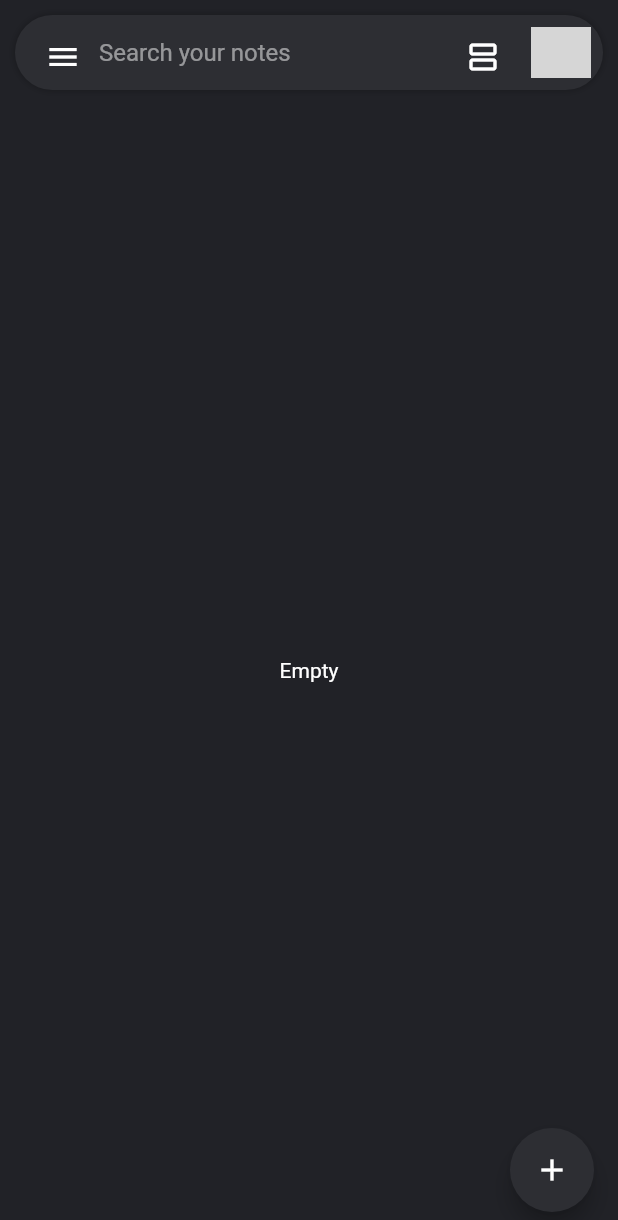
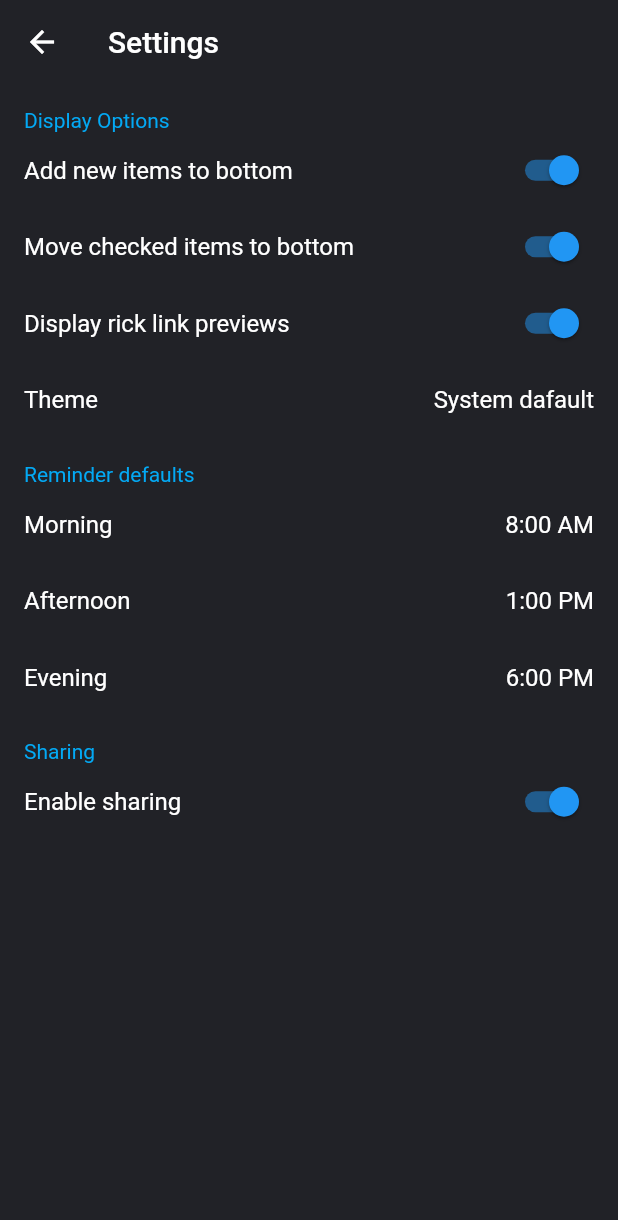
Before and after one commit to mohit-2003/Google-Keep-Notes-Clone, a Flutter app: the screen it shows after launch, on a phone screen of 412 x 824 dp. Shown: the top 1220 px of the screen. Run offline on Flutter 3.47's test engine with Material 2 defaults, Android fonts, the phone set to English and light mode, and no system bars; our stand-ins replace cloud_firestore, firebase_auth, firebase_core, google_sign_in, sqflite; missing offline and left inert: staggered_grid_view_flutter; accounts and stored records are empty; grey boxes are pictures that could not be loaded.

Commit message:
added setting screen

```diff
--- a/lib/database/sqlite_database/firebase/firestore_database.dart
+++ b/lib/database/firebase/firestore_database.dart
@@ -1,5 +1,5 @@
 import 'package:cloud_firestore/cloud_firestore.dart';
-import '../models/notes.dart';
+import 'package:google_keep_notes_clone/database/sqlite_database/models/notes.dart';
 
 class FirestoreDatabase {
   final FirebaseFirestore _firestore = FirebaseFirestore.instance;
--- a/lib/database/repository.dart
+++ b/lib/database/repository.dart
@@ -1,5 +1,5 @@
+import 'package:google_keep_notes_clone/database/firebase/firestore_database.dart';
 import 'package:google_keep_notes_clone/database/sqlite_database/NotesDatabase.dart';
-import 'package:google_keep_notes_clone/database/sqlite_database/firebase/firestore_database.dart';
 import 'package:google_keep_notes_clone/database/sqlite_database/models/notes.dart';
 
 class Repository {
--- a/lib/main.dart
+++ b/lib/main.dart
@@ -1,10 +1,10 @@
 import 'package:flutter/material.dart';
+import 'package:google_keep_notes_clone/database/firebase/google_sign_in.dart';
 import 'package:google_keep_notes_clone/screens/home_screen.dart';
+import 'package:google_keep_notes_clone/screens/settings_screen.dart';
 import 'package:google_keep_notes_clone/utils/colors.dart';
 import 'package:firebase_core/firebase_core.dart';
 import 'package:provider/provider.dart';
-
-import 'database/sqlite_database/firebase/google_sign_in.dart';
 
 void main() async {
   WidgetsFlutterBinding.ensureInitialized();
@@ -36,6 +36,6 @@
 class _MyHomePageState extends State<MyHomePage> {
   @override
   Widget build(BuildContext context) {
-    return new HomeScreen();
+    return new SettingScreen();
   }
 }
--- a/lib/screens/home_screen.dart
+++ b/lib/screens/home_screen.dart
@@ -1,5 +1,6 @@
 import 'package:firebase_auth/firebase_auth.dart';
 import 'package:flutter/material.dart';
+import 'package:google_keep_notes_clone/database/firebase/google_sign_in.dart';
 import 'package:google_keep_notes_clone/screens/edit_screen.dart';
 import 'package:google_keep_notes_clone/screens/loading_screen.dart';
 import 'package:google_keep_notes_clone/utils/colors.dart';
@@ -7,7 +8,6 @@ import 'package:provider/provider.dart';
 import 'package:staggered_grid_view_flutter/widgets/staggered_grid_view.dart';
 import 'package:staggered_grid_view_flutter/widgets/staggered_tile.dart';
 import '../database/sqlite_database/NotesDatabase.dart';
-import '../database/sqlite_database/firebase/google_sign_in.dart';
 import '../widgets/navigation_drawer.dart';
 
 class HomeScreen extends StatefulWidget {
--- /dev/null
+++ b/lib/screens/settings_screen.dart
@@ -0,0 +1,277 @@
+import 'package:flutter/material.dart';
+import 'package:google_keep_notes_clone/utils/colors.dart';
+
+class SettingScreen extends StatefulWidget {
+  const SettingScreen({Key? key}) : super(key: key);
+
+  @override
+  State<SettingScreen> createState() => _SettingScreenState();
+}
+
+class _SettingScreenState extends State<SettingScreen> {
+  var themeMode = ThemeMode.system;
+  @override
+  void initState() {
+    super.initState();
+  }
+
+  @override
+  Widget build(BuildContext context) {
+    return new Scaffold(
+      appBar: new AppBar(
+        shadowColor: Colors.transparent,
+        backgroundColor: bgColor,
+        leading: new IconButton(
+            onPressed: () => Navigator.of(context).pop(),
+            icon: new Icon(Icons.arrow_back)),
+        title: new Text("Settings"),
+      ),
+      body: new Container(
+        margin: EdgeInsets.symmetric(horizontal: 16),
+        child: new Column(
+          crossAxisAlignment: CrossAxisAlignment.start,
+          children: [
+            getHeader("Display Options"),
+            new Row(
+              children: [
+                new Expanded(
+                  child: new Container(
+                    margin: EdgeInsets.symmetric(vertical: 16),
+                    child: new Text(
+                      "Add new items to bottom",
+                      style: new TextStyle(fontSize: 16, color: primaryColor),
+                    ),
+                  ),
+                ),
+                new Switch(
+                  value: true,
+                  onChanged: (isChecked) => null,
+                  activeColor: Colors.blue,
+                )
+              ],
+            ),
+            new Row(
+              children: [
+                new Expanded(
+                  child: new Container(
+                    margin: EdgeInsets.symmetric(vertical: 16),
+                    child: new Text(
+                      "Move checked items to bottom",
+                      style: new TextStyle(fontSize: 16, color: primaryColor),
+                    ),
+                  ),
+                ),
+                new Switch(
+                  value: true,
+                  onChanged: (isChecked) => !isChecked,
+                  activeColor: Colors.blue,
+                )
+              ],
+            ),
+            new Row(
+              children: [
+                new Expanded(
+                  child: new Container(
+                    margin: EdgeInsets.symmetric(vertical: 16),
+                    child: new Text(
+                      "Display rick link previews",
+                      style: new TextStyle(fontSize: 16, color: primaryColor),
+                    ),
+                  ),
+                ),
+                new Switch(
+                  value: true,
+                  onChanged: (isChecked) => !isChecked,
+                  activeColor: Colors.blue,
+                )
+              ],
+            ),
+            new InkWell(
+              onTap: () {
+                showThemeDialog(context);
+              },
+              child: new Row(
+                children: [
+                  new Expanded(
+                    child: new Container(
+                      margin: EdgeInsets.symmetric(vertical: 16),
+                      child: new Text(
+                        "Theme",
+                        style: new TextStyle(fontSize: 16, color: primaryColor),
+                      ),
+                    ),
+                  ),
+                  new Text(
+                    "System dafault",
+                    style: new TextStyle(fontSize: 16, color: primaryColor),
+                  ),
+                ],
+              ),
+            ),
+            getHeader("Reminder defaults"),
+            new Row(
+              children: [
+                new Expanded(
+                  child: new Container(
+                    margin: EdgeInsets.symmetric(vertical: 16),
+                    child: new Text(
+                      "Morning",
+                      style: new TextStyle(fontSize: 16, color: primaryColor),
+                    ),
+                  ),
+                ),
+                new Text(
+                  "8:00 AM",
+                  style: new TextStyle(fontSize: 16, color: primaryColor),
+                ),
+              ],
+            ),
+            new Row(
+              children: [
+                new Expanded(
+                  child: new Container(
+                    margin: EdgeInsets.symmetric(vertical: 16),
+                    child: new Text(
+                      "Afternoon",
+                      style: new TextStyle(fontSize: 16, color: primaryColor),
+                    ),
+                  ),
+                ),
+                new Text(
+                  "1:00 PM",
+                  style: new TextStyle(fontSize: 16, color: primaryColor),
+                ),
+              ],
+            ),
+            new Row(
+              children: [
+                new Expanded(
+                  child: new Container(
+                    margin: EdgeInsets.symmetric(vertical: 16),
+                    child: new Text(
+                      "Evening",
+                      style: new TextStyle(fontSize: 16, color: primaryColor),
+                    ),
+                  ),
+                ),
+                new Text(
+                  "6:00 PM",
+                  style: new TextStyle(fontSize: 16, color: primaryColor),
+                ),
+              ],
+            ),
+            getHeader("Sharing"),
+            new Row(
+              children: [
+                new Expanded(
+                  child: new Container(
+                    margin: EdgeInsets.symmetric(vertical: 16),
+                    child: new Text(
+                      "Enable sharing",
+                      style: new TextStyle(fontSize: 16, color: primaryColor),
+                    ),
+                  ),
+                ),
+                new Switch(
+                  value: true,
+                  onChanged: (isChecked) => !isChecked,
+                  activeColor: Colors.blue,
+                )
+              ],
+            ),
+          ],
+        ),
+      ),
+    );
+  }
+
+  getHeader(String text) {
+    return new Container(
+      margin: EdgeInsets.only(top: 16),
+      child: new Text(
+        text,
+        style: new TextStyle(color: Colors.lightBlue),
+      ),
+    );
+  }
+
+  void showThemeDialog(BuildContext context) {
+    showDialog(
+        context: context,
+        builder: (ctx) {
+          return new StatefulBuilder(builder: (context, setState) {
+            return new Dialog(
+                backgroundColor: cardColor,
+                shape: new RoundedRectangleBorder(
+                    borderRadius: BorderRadius.circular(24)),
+                child: new Container(
+                  padding: EdgeInsets.all(16),
+                  child: new Column(
+                      mainAxisSize: MainAxisSize.min,
+                      crossAxisAlignment: CrossAxisAlignment.start,
+                      children: [
+                        new Text(
+                          "Choose theme",
+                          style: new TextStyle(fontSize: 24),
+                        ),
+                        new Row(
+                          mainAxisAlignment: MainAxisAlignment.start,
+                          children: [
+                            new Radio(
+                                activeColor: Colors.lightBlue,
+                                value: ThemeMode.light,
+                                groupValue: themeMode,
+                                onChanged: (ThemeMode? value) {
+                                  setState(() {
+                                    themeMode = value!;
+                                  });
+                                }),
+                            new Text("Light"),
+                          ],
+                        ),
+                        new Row(
+                          mainAxisAlignment: MainAxisAlignment.start,
+                          children: [
+                            new Radio(
+                                activeColor: Colors.lightBlue,
+                                value: ThemeMode.dark,
+                                groupValue: themeMode,
+                                onChanged: (ThemeMode? value) {
+                                  setState(() {
+                                    themeMode = value!;
+                                  });
+                                }),
+                            new Text("Dark"),
+                          ],
+                        ),
+                        new Row(
+                          mainAxisAlignment: MainAxisAlignment.start,
+                          children: [
+                            new Radio(
+                                activeColor: Colors.lightBlue,
+                                value: ThemeMode.system,
+                                groupValue: themeMode,
+                                onChanged: (ThemeMode? value) {
+                                  setState(() {
+                                    themeMode = value!;
+                                  });
+                                }),
+                            new Text("System default"),
+                          ],
+                        ),
+                        new Align(
+                          alignment: Alignment.centerRight,
+                          child: new TextButton(
+                              onPressed: () => Navigator.of(context).pop(),
+                              child: new Text(
+                                "Cancel",
+                                textAlign: TextAlign.end,
+                                style: new TextStyle(color: Colors.lightBlue),
+                              )),
+                        )
+                      ]),
+                ));
+          });
+        });
+  }
+}
```
Also changed, not shown: lib/database/firebase/google_sign_in.dart (renamed from lib/database/sqlite_database/firebase/google_sign_in.dart).
